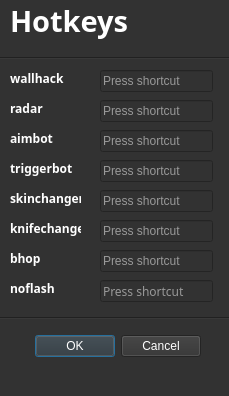
Old version of the form sources/GUI/changeHotKeys.ui in the repository TheMoerp/external_csgo_cheat.
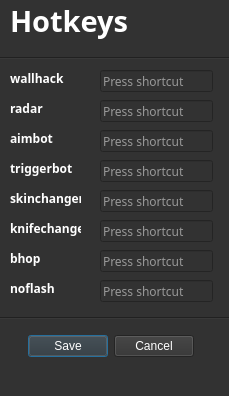
New version of the form.

What changed in the file:
```diff
--- a/sources/GUI/changeHotKeys.ui
+++ b/sources/GUI/changeHotKeys.ui
@@ -33,6 +33,11 @@
      <height>32</height>
     </rect>
    </property>
+   <property name="font">
+    <font>
+     <family>Microsoft PhagsPa</family>
+    </font>
+   </property>
    <property name="cursor">
     <cursorShape>PointingHandCursor</cursorShape>
    </property>
@@ -40,7 +45,10 @@
     <enum>Qt::Horizontal</enum>
    </property>
    <property name="standardButtons">
-    <set>QDialogButtonBox::Cancel|QDialogButtonBox::Ok</set>
+    <set>QDialogButtonBox::Cancel|QDialogButtonBox::Save</set>
+   </property>
+   <property name="centerButtons">
+    <bool>true</bool>
    </property>
   </widget>
   <widget class="QLabel" name="label">
@@ -248,6 +256,11 @@
      <height>22</height>
     </rect>
    </property>
+   <property name="font">
+    <font>
+     <family>Microsoft PhagsPa</family>
+    </font>
+   </property>
    <property name="cursor">
     <cursorShape>PointingHandCursor</cursorShape>
    </property>
@@ -261,6 +274,11 @@
      <height>22</height>
     </rect>
    </property>
+   <property name="font">
+    <font>
+     <family>Microsoft PhagsPa</family>
+    </font>
+   </property>
    <property name="cursor">
     <cursorShape>PointingHandCursor</cursorShape>
    </property>
@@ -274,6 +292,11 @@
      <height>22</height>
     </rect>
    </property>
+   <property name="font">
+    <font>
+     <family>Microsoft PhagsPa</family>
+    </font>
+   </property>
    <property name="cursor">
     <cursorShape>PointingHandCursor</cursorShape>
    </property>
@@ -287,6 +310,11 @@
      <height>22</height>
     </rect>
    </property>
+   <property name="font">
+    <font>
+     <family>Microsoft PhagsPa</family>
+    </font>
+   </property>
    <property name="cursor">
     <cursorShape>PointingHandCursor</cursorShape>
    </property>
@@ -300,6 +328,11 @@
      <height>22</height>
     </rect>
    </property>
+   <property name="font">
+    <font>
+     <family>Microsoft PhagsPa</family>
+    </font>
+   </property>
    <property name="cursor">
     <cursorShape>PointingHandCursor</cursorShape>
    </property>
@@ -313,6 +346,11 @@
      <height>22</height>
     </rect>
    </property>
+   <property name="font">
+    <font>
+     <family>Microsoft PhagsPa</family>
+    </font>
+   </property>
    <property name="cursor">
     <cursorShape>PointingHandCursor</cursorShape>
    </property>
@@ -326,6 +364,11 @@
      <height>22</height>
     </rect>
    </property>
+   <property name="font">
+    <font>
+     <family>Microsoft PhagsPa</family>
+    </font>
+   </property>
    <property name="cursor">
     <cursorShape>PointingHandCursor</cursorShape>
    </property>
```
